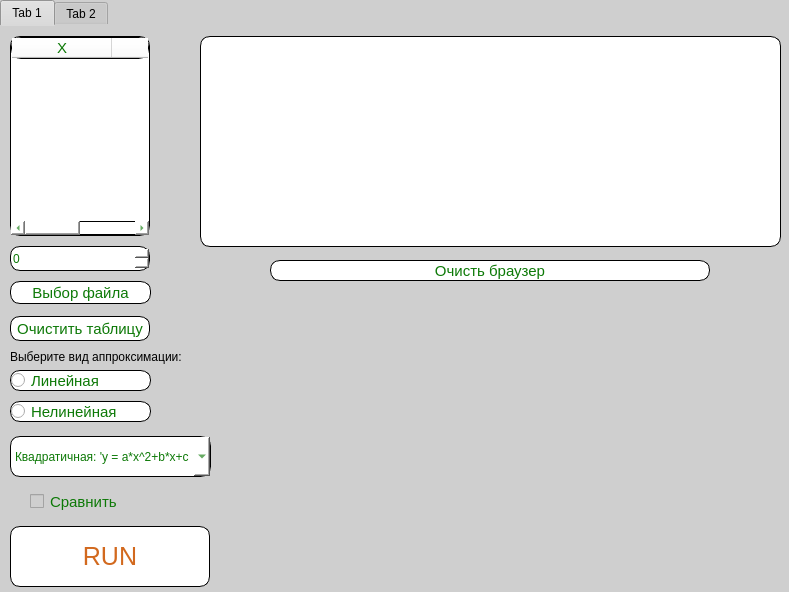
ilyaaadfb/approximation_function_pyqt5_project_school-yandex, file main_interface.ui: the form before one commit.
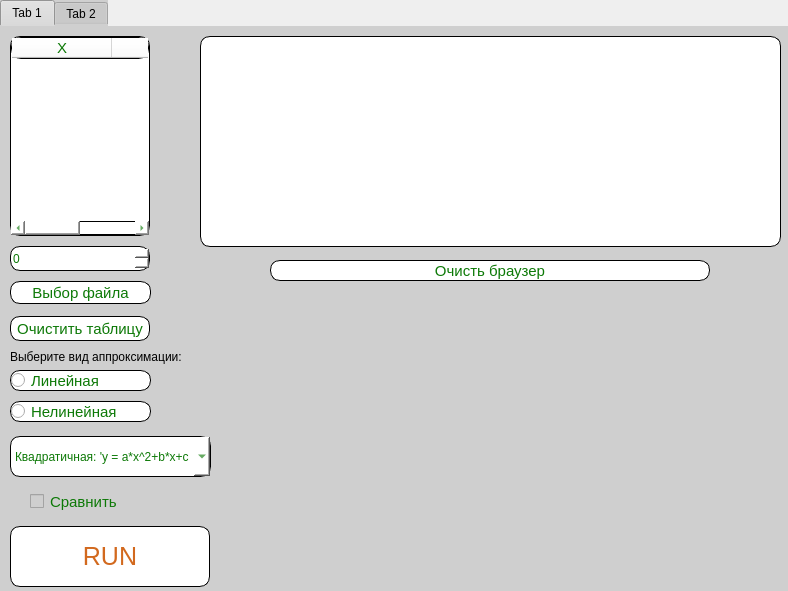
The form after the commit.

Patch:
```diff
--- a/main_interface.ui
+++ b/main_interface.ui
@@ -6,15 +6,15 @@
    <rect>
     <x>0</x>
     <y>0</y>
-    <width>789</width>
-    <height>592</height>
+    <width>788</width>
+    <height>591</height>
    </rect>
   </property>
   <property name="windowTitle">
    <string>MainWindow</string>
   </property>
   <property name="styleSheet">
-   <string notr="true">background-color: rgb(207, 207, 207);</string>
+   <string notr="true"/>
   </property>
   <widget class="QWidget" name="centralwidget">
    <widget class="QTabWidget" name="tabWidget">
```
Left out of the diff: 120 changed lines with no effect on the pictures.
